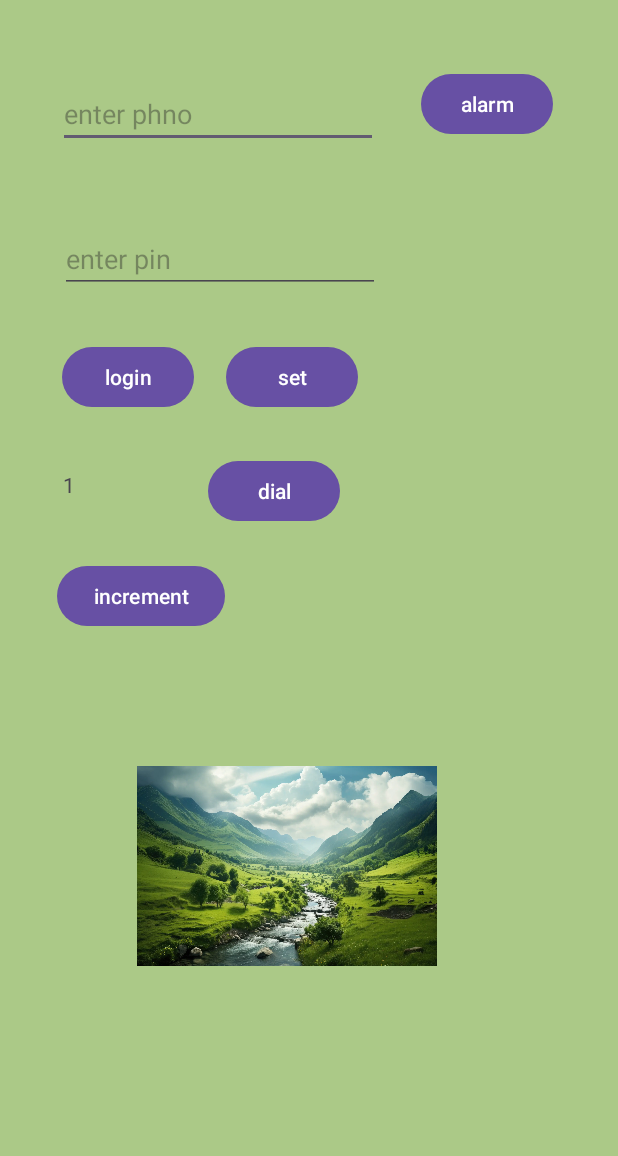
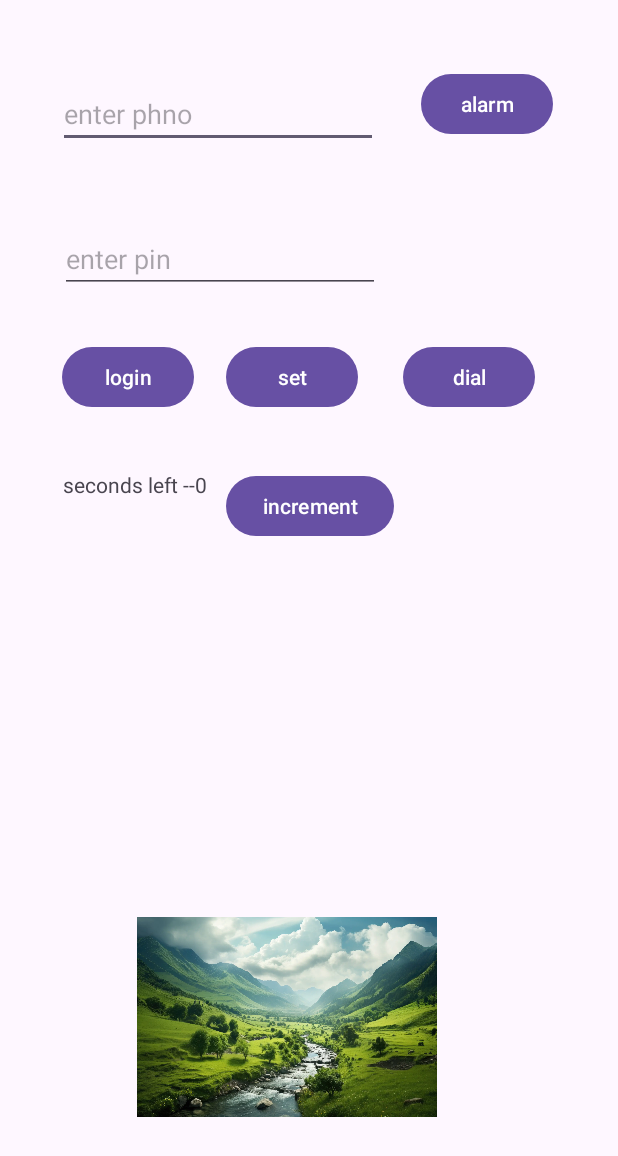
Before and after one commit to abdultanveer/boschandroidexs, an Android app: the screen it shows after launch (MainActivity), after a tap on "increment", on a phone screen of 412 x 824 dp. Shown: the top 1156 px of the screen. Run offline under Robolectric (Android 15) with nearby library versions, the phone set to English and light mode, and no system bars.

Commit message:
life b4 livedata

```diff
--- a/app/src/main/java/com/example/bosch/MainActivity.kt
+++ b/app/src/main/java/com/example/bosch/MainActivity.kt
@@ -97,8 +97,9 @@ class MainActivity : AppCompatActivity() {
         Log.e(TAG,"im in onStart--getting data/location")
 
         binding.btnInc.setOnClickListener {
-            viewModel.incrementCount()
-            binding.tvMain.setText(""+viewModel.count)
+            //viewModel.incrementCount()
+            viewModel.startTimer()
+            binding.tvMain.setText("seconds left --"+viewModel._seconds)
 
         }
 
--- a/app/src/main/java/com/example/bosch/MainViewModel.kt
+++ b/app/src/main/java/com/example/bosch/MainViewModel.kt
@@ -1,12 +1,34 @@
 package com.example.bosch
 
+import android.os.CountDownTimer
+import android.util.Log
 import androidx.lifecycle.ViewModel
 
 //viewmodel = RAM
 class MainViewModel: ViewModel() {
+    var TAG = MainViewModel::class.java.simpleName
     var count = 0
+    lateinit var timer: CountDownTimer
+
+    var _seconds = 0
+    //_ meanns mutable
+
 
     fun incrementCount(){
         count++
     }
+
+    fun startTimer(){
+        timer = object :CountDownTimer(10_000,1_000){
+            override fun onTick(timeRemainning: Long) {
+                _seconds = timeRemainning.toInt()
+                Log.i(TAG,"seconds value ="+_seconds)
+            }
+
+            override fun onFinish() {
+                Log.i(TAG,"timer finnished")
+            }
+
+        }.start()
+    }
 }
--- a/app/src/main/res/layout/activity_main.xml
+++ b/app/src/main/res/layout/activity_main.xml
@@ -5,7 +5,6 @@
     android:id="@+id/maincl"
     android:layout_width="match_parent"
     android:layout_height="match_parent"
-    android:background="#abc987"
     tools:context=".MainActivity">
 
 
@@ -39,20 +38,20 @@
         android:layout_width="wrap_content"
         android:layout_height="wrap_content"
         android:layout_marginStart="41dp"
-        android:layout_marginTop="32dp"
         android:onClick="showSnackbar"
         android:text="login"
-        app:layout_constraintStart_toStartOf="parent"
-        app:layout_constraintTop_toBottomOf="@+id/etPin" />
+        app:layout_constraintBaseline_toBaselineOf="@+id/btnSet"
+        app:layout_constraintStart_toStartOf="parent" />
 
     <Button
         android:id="@+id/btnSet"
         android:layout_width="wrap_content"
         android:layout_height="wrap_content"
         android:layout_marginStart="21dp"
+        android:layout_marginTop="32dp"
         android:text="set"
-        app:layout_constraintBaseline_toBaselineOf="@+id/button"
-        app:layout_constraintStart_toEndOf="@+id/button" />
+        app:layout_constraintStart_toEndOf="@+id/button"
+        app:layout_constraintTop_toBottomOf="@+id/etPin" />
 
     <TextView
         android:id="@+id/tvMain"
@@ -68,40 +67,38 @@
         android:id="@+id/btnDial"
         android:layout_width="wrap_content"
         android:layout_height="wrap_content"
-        android:layout_marginTop="28dp"
-        android:layout_marginEnd="12dp"
+        android:layout_marginStart="30dp"
         android:text="dial"
-        app:layout_constraintEnd_toEndOf="@+id/btnSet"
-        app:layout_constraintTop_toBottomOf="@+id/btnSet" />
+        app:layout_constraintBaseline_toBaselineOf="@+id/btnSet"
+        app:layout_constraintStart_toEndOf="@+id/btnSet" />
 
     <Button
         android:id="@+id/btnAlarm"
         android:layout_width="wrap_content"
         android:layout_height="wrap_content"
+        android:layout_marginTop="45dp"
         android:layout_marginEnd="14dp"
-        android:layout_marginBottom="5dp"
         android:text="alarm"
-        app:layout_constraintBottom_toBottomOf="@+id/etPhone"
         app:layout_constraintEnd_toEndOf="parent"
-        app:layout_constraintStart_toEndOf="@+id/etPhone" />
+        app:layout_constraintStart_toEndOf="@+id/etPhone"
+        app:layout_constraintTop_toTopOf="parent" />
 
     <ImageView
         android:id="@+id/imageView"
         android:layout_width="200dp"
         android:layout_height="200dp"
         android:layout_marginStart="91dp"
-        android:layout_marginTop="126dp"
+        android:layout_marginBottom="46dp"
+        app:layout_constraintBottom_toBottomOf="parent"
         app:layout_constraintStart_toStartOf="parent"
-        app:layout_constraintTop_toBottomOf="@+id/btnDial"
         app:srcCompat="@drawable/scenary" />
 
     <Button
         android:id="@+id/btnInc"
         android:layout_width="wrap_content"
         android:layout_height="wrap_content"
-        android:layout_marginStart="38dp"
-        android:layout_marginTop="22dp"
+        android:layout_marginTop="38dp"
         android:text="increment"
-        app:layout_constraintStart_toStartOf="parent"
-        app:layout_constraintTop_toBottomOf="@+id/btnDial" />
+        app:layout_constraintStart_toStartOf="@+id/btnSet"
+        app:layout_constraintTop_toBottomOf="@+id/btnSet" />
 </androidx.constraintlayout.widget.ConstraintLayout>
```
